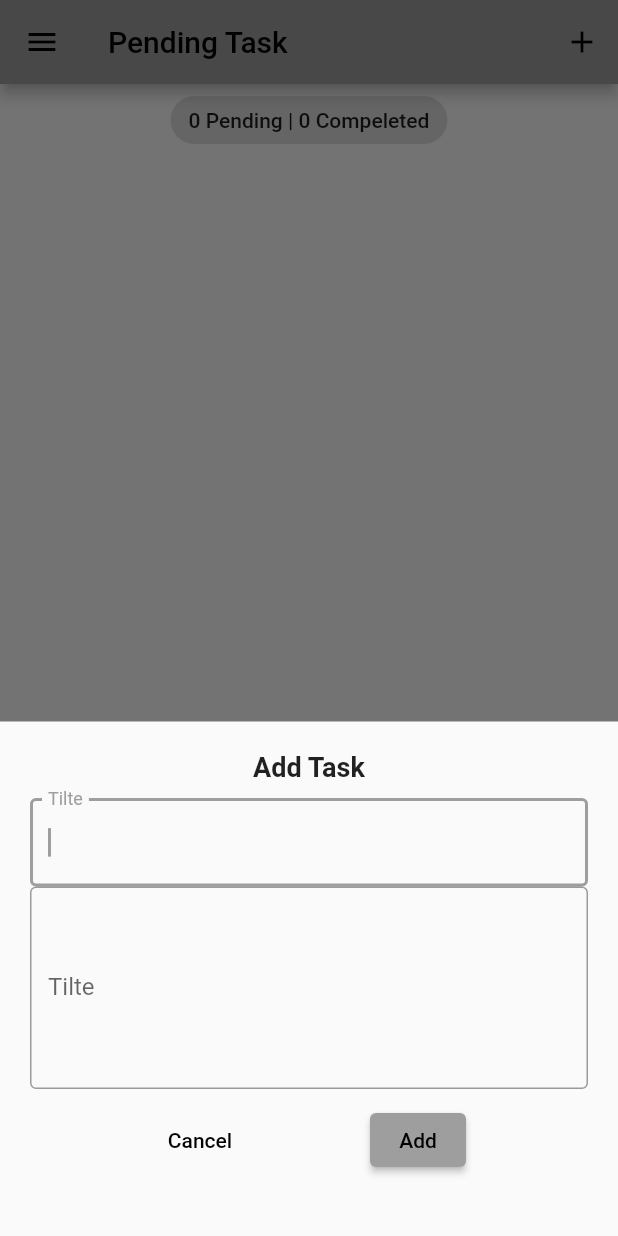
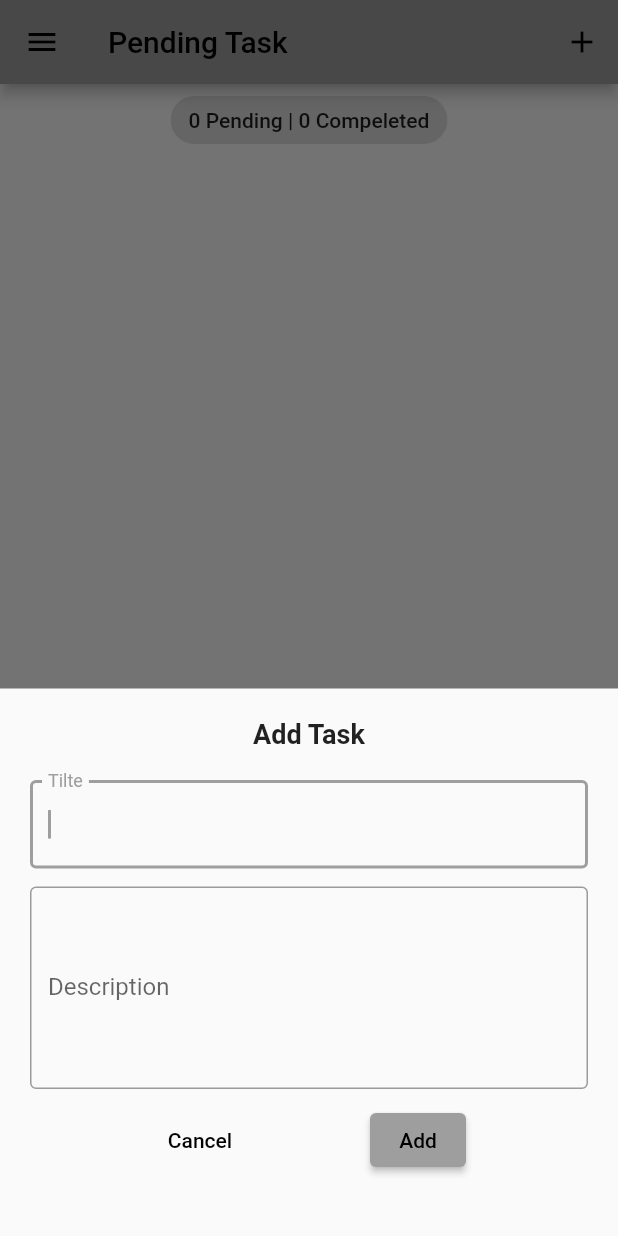
Before and after one commit to ESHFFD/todo_bloc, a Flutter app: the screen it shows after launch, after a tap on the "add" icon, on a phone screen of 412 x 824 dp. Run offline on Flutter 3.47's test engine with Material 2 defaults, Android fonts, the phone set to English and light mode, and no system bars; our stand-ins replace equatable, flutter_bloc, hydrated_bloc.

Commit message:
design list tile and add popup menu

```diff
--- a/lib/presentation/screens/home_page/widgets/add_taks.dart
+++ b/lib/presentation/screens/home_page/widgets/add_taks.dart
@@ -26,12 +26,15 @@ class AddTaskScreen extends StatelessWidget {
           const SizedBox(
             height: 10,
           ),
-          TextField(
-            autofocus: true,
-            controller: titleController,
-            decoration: const InputDecoration(
-              label: Text('Tilte'),
-              border: OutlineInputBorder(),
+          Padding(
+            padding: const EdgeInsets.only(top: 10.0, bottom: 12),
+            child: TextField(
+              autofocus: true,
+              controller: titleController,
+              decoration: const InputDecoration(
+                label: Text('Tilte'),
+                border: OutlineInputBorder(),
+              ),
             ),
           ),
           TextField(
@@ -39,7 +42,7 @@ class AddTaskScreen extends StatelessWidget {
             maxLines: 5,
             controller: descriptionController,
             decoration: const InputDecoration(
-              label: Text('Tilte'),
+              label: Text('Description'),
               border: OutlineInputBorder(),
             ),
           ),
--- a/lib/presentation/screens/home_page/widgets/tasks_list.dart
+++ b/lib/presentation/screens/home_page/widgets/tasks_list.dart
@@ -11,7 +11,16 @@ class TaskList extends StatelessWidget {
     return ExpansionPanelList.radio(
       children: taskList
           .map((task) => ExpansionPanelRadio(
-              body: const Text('Description: '),
+              body: ListTile(
+                title: SelectableText.rich(
+                  TextSpan(children: [
+                    const TextSpan(text: 'Text:\n'),
+                    TextSpan(text: task.title),
+                    const TextSpan(text: '\n\nDescription:\n'),
+                    TextSpan(text: task.description),
+                  ]),
+                ),
+              ),
               headerBuilder: (BuildContext context, bool isExpanded) {
                 return TaskTile(taskListItems: task);
               },
--- a/pubspec.yaml
+++ b/pubspec.yaml
@@ -40,6 +40,7 @@ dependencies:
   bloc: ^8.1.0
   hydrated_bloc: ^9.0.0
   path_provider: ^2.0.12
+  intl: ^0.18.0
 
 dev_dependencies:
   flutter_test:
```
Also changed, not shown: lib/presentation/screens/home_page/widgets/task_tile.dart (+83 -8 lines), lib/presentation/screens/home_page/widgets/popup.dart (added), pubspec.lock.
